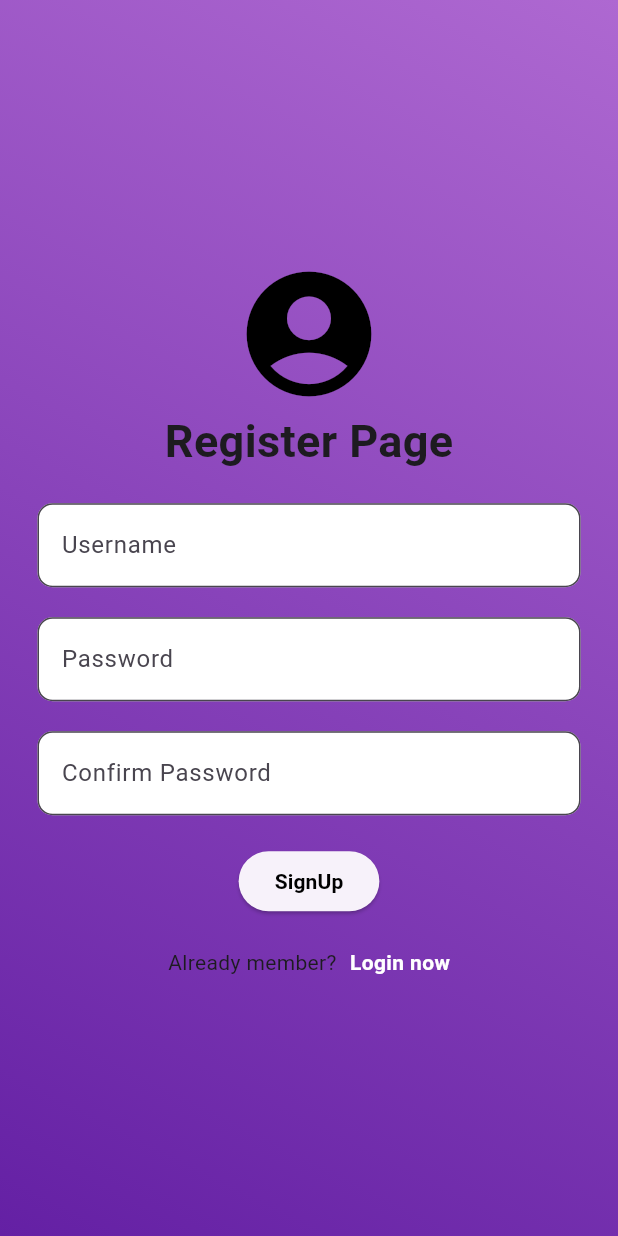
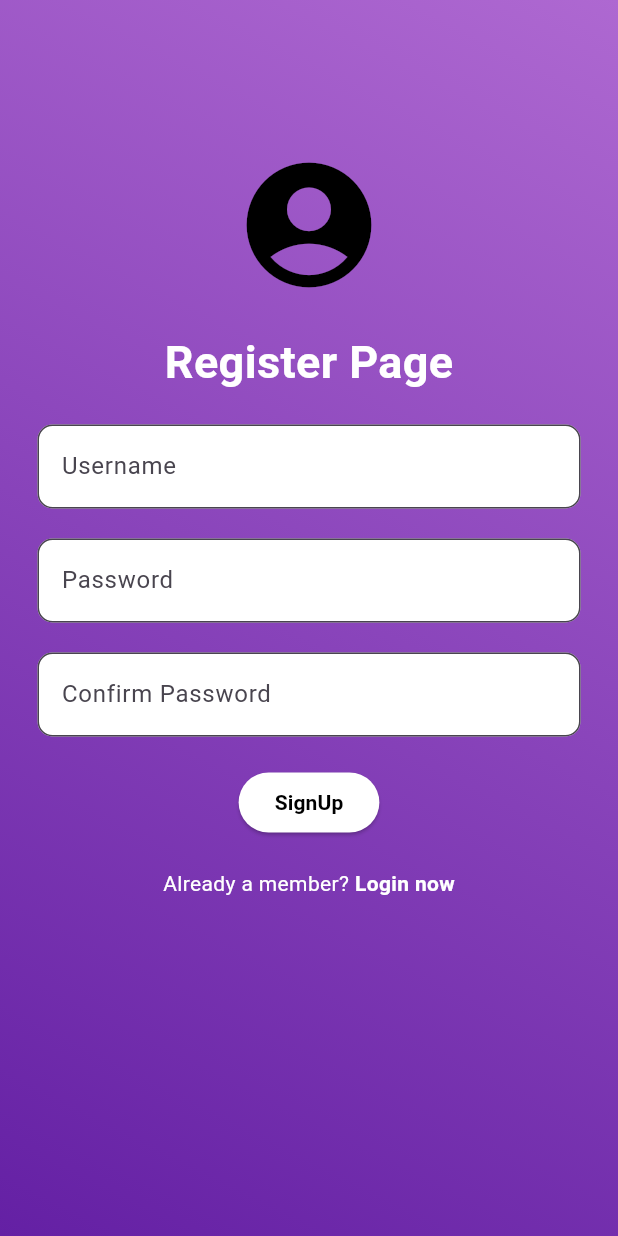
Before and after one commit to viswa4403/AmanSwastya, a Flutter app: the RegisterPage screen opened directly with empty values, on a phone screen of 412 x 824 dp. Run offline on Flutter 3.47's test engine with Material 3 defaults, Android fonts, the phone set to English and light mode, and no system bars; our stand-ins replace cloud_firestore, firebase_auth, firebase_core, fl_chart, google_fonts, google_generative_ai and 1 more; missing offline and left inert: typeset; accounts and stored records are empty; network calls fail.

Commit message:
overflow by pixels error removed

```diff
--- a/lib/pages/Register_Page.dart
+++ b/lib/pages/Register_Page.dart
@@ -94,7 +94,6 @@ class _RegisterPageState extends State<RegisterPage> {
  @override
 Widget build(BuildContext context) {
   return Scaffold(
-      resizeToAvoidBottomInset: false,
     body: Container(
       decoration: const BoxDecoration(
         gradient: LinearGradient(
@@ -106,24 +105,32 @@ class _RegisterPageState extends State<RegisterPage> {
           ],
         ),
       ),
+      child: SingleChildScrollView(
         child: Column(
           mainAxisAlignment: MainAxisAlignment.center,
+          crossAxisAlignment: CrossAxisAlignment.center,
           children: [
+            const SizedBox(height: 100), // Adjust spacing as needed
+
             const Icon(
               Icons.account_circle,
               size: 100,
               color: Color.fromARGB(255, 0, 0, 0),
             ),
-          const Center(
-            child: Text(
+
+            const SizedBox(height: 20),
+
+            const Text(
               'Register Page',
               style: TextStyle(
                 fontSize: 30,
                 fontWeight: FontWeight.bold,
+                color: Colors.white,
               ),
             ),
-          ),
+
             const SizedBox(height: 20),
+
             Padding(
               padding: const EdgeInsets.symmetric(horizontal: 25),
               child: TextField(
@@ -133,14 +140,16 @@ class _RegisterPageState extends State<RegisterPage> {
                   border: OutlineInputBorder(
                     borderRadius: BorderRadius.all(Radius.circular(10)),
                   ),
+                  filled: true,
                   fillColor: Colors.white,
-                filled: true,
                 ),
               ),
             ),
+
             const SizedBox(height: 20),
+
             Padding(
-            padding: EdgeInsets.symmetric(horizontal: 25),
+              padding: const EdgeInsets.symmetric(horizontal: 25),
               child: TextField(
                 controller: passwordController,
                 decoration: const InputDecoration(
@@ -148,15 +157,17 @@ class _RegisterPageState extends State<RegisterPage> {
                   border: OutlineInputBorder(
                     borderRadius: BorderRadius.all(Radius.circular(10)),
                   ),
+                  filled: true,
                   fillColor: Colors.white,
-                filled: true,
                 ),
                 obscureText: true,
               ),
             ),
+
             const SizedBox(height: 20),
+
             Padding(
-            padding: EdgeInsets.symmetric(horizontal: 25),
+              padding: const EdgeInsets.symmetric(horizontal: 25),
               child: TextField(
                 controller: confirmPasswordController,
                 decoration: const InputDecoration(
@@ -164,42 +175,59 @@ class _RegisterPageState extends State<RegisterPage> {
                   border: OutlineInputBorder(
                     borderRadius: BorderRadius.all(Radius.circular(10)),
                   ),
+                  filled: true,
                   fillColor: Colors.white,
-                filled: true,
                 ),
                 obscureText: true,
               ),
             ),
+
             const SizedBox(height: 20),
+
             ElevatedButton(
               onPressed: signUserUp,
-            child: const Text('SignUp',
+              child: const Text(
+                'SignUp',
                 style: TextStyle(
-                    color: Color.fromARGB(255, 0, 0, 0),
-                    fontWeight: FontWeight.bold)),
+                  color: Colors.black,
+                  fontWeight: FontWeight.bold,
                 ),
+              ),
+              style: ElevatedButton.styleFrom(
+                backgroundColor: Colors.white,
+              ),
+            ),
+
             const SizedBox(height: 20),
+
             Row(
               mainAxisAlignment: MainAxisAlignment.center,
               children: [
                 Text(
-                'Already member? ',
+                  'Already a member? ',
+                  style: TextStyle(
+                    color: Colors.white,
                   ),
-              const SizedBox(width: 5),
+                ),
                 GestureDetector(
                   onTap: widget.onTap,
                   child: const Text(
                     'Login now',
                     style: TextStyle(
-                    color: Color.fromARGB(255, 255, 255, 255),
+                      color: Colors.white,
                       fontWeight: FontWeight.bold,
                     ),
                   ),
                 ),
               ],
             ),
+
+            const SizedBox(height: 400), // Adjust spacing as needed
           ],
         ),
-    ));
+      ),
+    ),
+  );
 }
+
 }
--- a/lib/pages/home_page.dart
+++ b/lib/pages/home_page.dart
@@ -3,7 +3,6 @@ import 'package:first_app/pages/homepage/home.dart';
 import 'package:first_app/pages/profile.dart';
 import 'package:first_app/pages/tutorials/tutorials.dart';
 import 'package:flutter/material.dart';
-import 'package:first_app/pages/login_page.dart';
 
 class HomePage extends StatefulWidget {
   const HomePage({Key? key}) : super(key: key);
```
Lines whose indentation alone changed are shown as unchanged.
